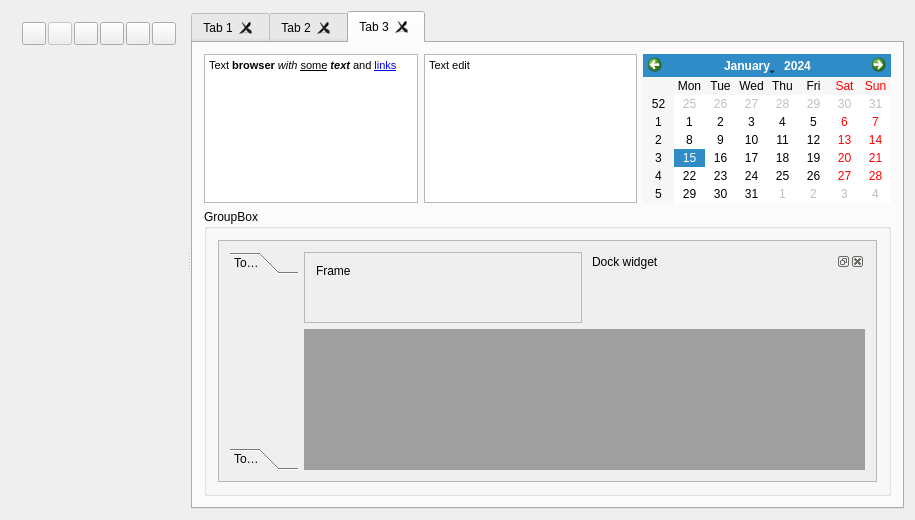
The window that qsseditor.ui (HappySeaFox/qsseditor) describes before a commit, drawn with Qt 5.
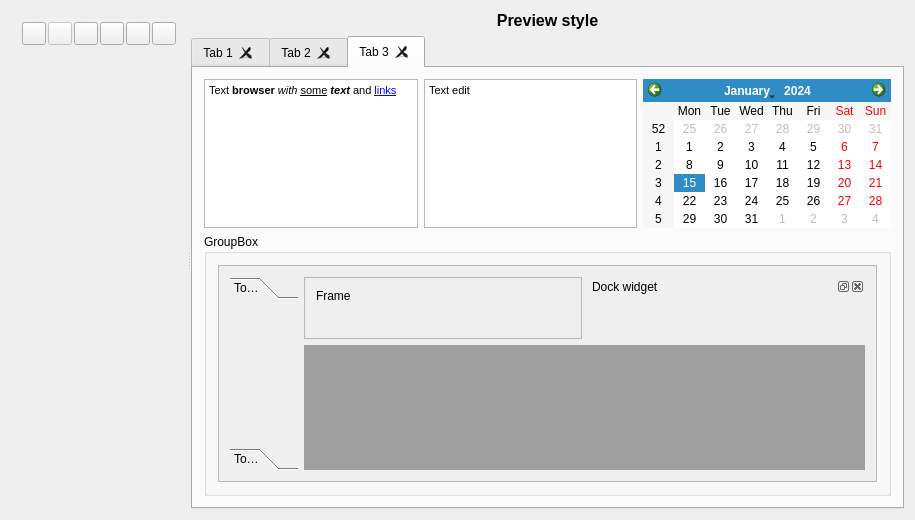
The same window after the commit. The open tabs and pages were chosen to show the change. Icons and pictures are not drawn. Custom widgets are drawn as their Qt base class.

Commit message: Added "Preview style label". Fix taborder for Undo/Redo

What changed in the file:
```diff
--- a/qsseditor.ui
+++ b/qsseditor.ui
@@ -146,6 +146,23 @@
        <property name="bottomMargin">
         <number>0</number>
        </property>
+       <item row="0" column="0">
+        <widget class="QLabel" name="labelPreview">
+         <property name="font">
+          <font>
+           <pointsize>12</pointsize>
+           <weight>75</weight>
+           <bold>true</bold>
+          </font>
+         </property>
+         <property name="text">
+          <string>Preview style</string>
+         </property>
+         <property name="alignment">
+          <set>Qt::AlignCenter</set>
+         </property>
+        </widget>
+       </item>
        <item row="1" column="0">
         <widget class="QTabWidget" name="tabWidget">
          <property name="currentIndex">
@@ -783,8 +800,8 @@
                   <rect>
                    <x>0</x>
                    <y>0</y>
-                   <width>253</width>
-                   <height>141</height>
+                   <width>690</width>
+                   <height>234</height>
                   </rect>
                  </property>
                  <layout class="QGridLayout" name="gridLayout_9">
@@ -837,7 +854,7 @@
                        <x>0</x>
                        <y>0</y>
                        <width>69</width>
-                       <height>69</height>
+                       <height>162</height>
                       </rect>
                      </property>
                      <attribute name="label">
```
Left out of the diff: 6 changed lines with no effect on the pictures. The commit also changes 1 other file.
